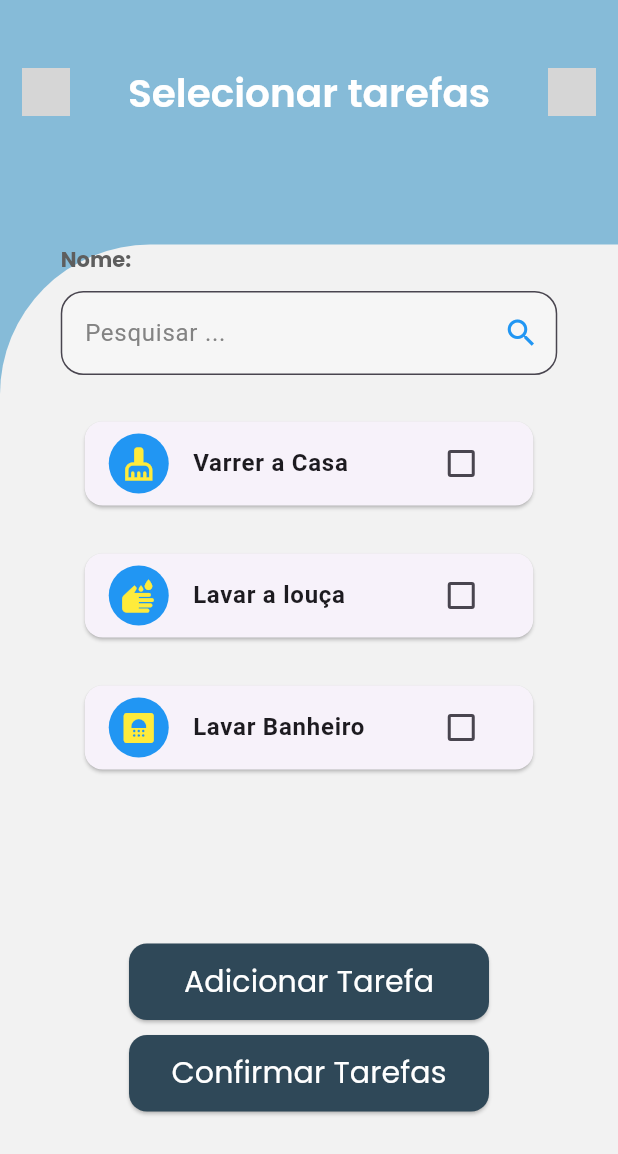
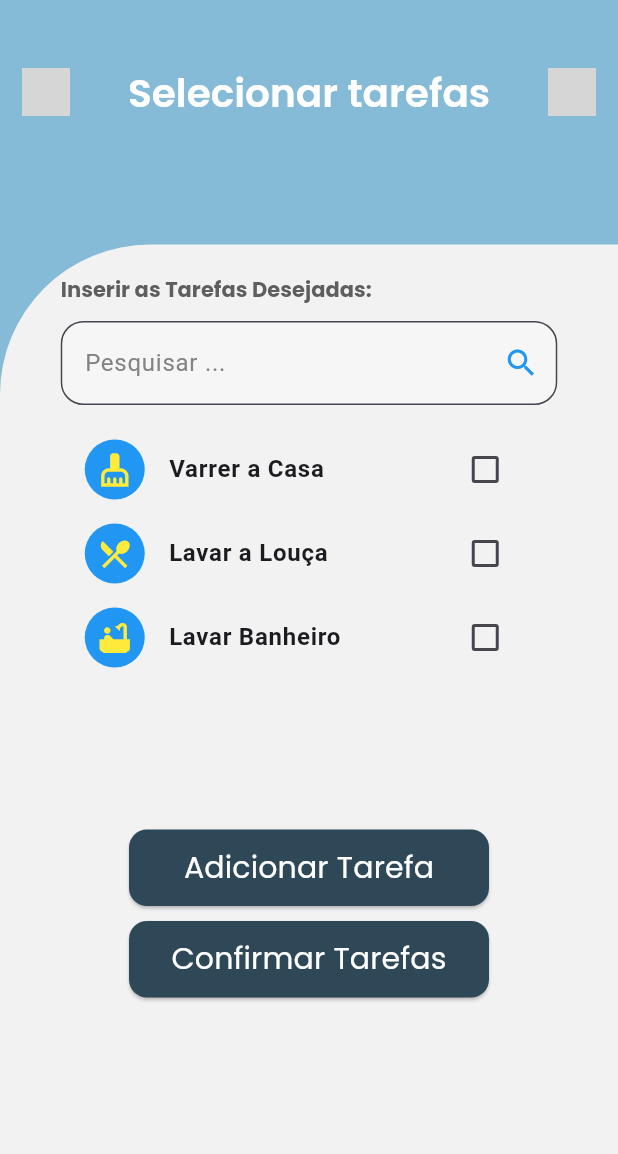
Before and after one commit to CoHabito-Dev/Front, a Flutter app: the SelectTasksScreen screen opened directly, on a phone screen of 412 x 824 dp. Shown: the top 1154 px of the screen. Run offline on Flutter 3.47's test engine with Material 3 defaults, Android fonts, the phone set to English and light mode, and no system bars; project files that could hold a hidden picture were left out; grey boxes are pictures that could not be loaded.

Commit message:
Adicionando modificações realizadas

```diff
--- a/co_habito/lib/components/CardCohabito.dart
+++ b/co_habito/lib/components/CardCohabito.dart
@@ -11,9 +11,11 @@ class CardCohabito extends StatelessWidget {
   Widget build(BuildContext context) {
     return Container(
       width: 362,
-      height: 100,
+      // Removida a altura fixa
       child: Card(
         margin: EdgeInsets.all(16.0),
+        child: Padding( // Adicionando padding para dar mais espaço ao conteúdo
+          padding: const EdgeInsets.all(8.0),
           child: Column(
             mainAxisSize: MainAxisSize.min,
             children: <Widget>[
@@ -35,6 +37,7 @@ class CardCohabito extends StatelessWidget {
             ],
           ),
         ),
+      ),
     );
   }
 }
--- a/co_habito/lib/screens/SelectTasksScreen.dart
+++ b/co_habito/lib/screens/SelectTasksScreen.dart
@@ -15,15 +15,38 @@ import 'package:co_habito/tools/Go.dart';
   import 'package:co_habito/components/CustomImageButton.dart';
   import 'package:flutter/material.dart';
 
-class SelectTasksScreen extends StatelessWidget{
+  class SelectTasksScreen extends StatefulWidget {
+  @override
+  _SelectTasksScreenState createState() => _SelectTasksScreenState();
+}
+
+class _SelectTasksScreenState extends State<SelectTasksScreen> {
+  final List<Task> tasks = [
+    Task(name: 'Varrer a Casa', icon: Icons.cleaning_services),
+    Task(name: 'Lavar a Louça', icon: Icons.local_dining),
+    Task(name: 'Lavar Banheiro', icon: Icons.bathtub),
+  ];
+
+  // Estado dos checkboxes para cada tarefa
+  final Map<String, bool> _checkedTasks = {};
+
+  @override
+  void initState() {
+    super.initState();
+    // Inicializa todas as tarefas como "não marcadas"
+    tasks.forEach((task) {
+      _checkedTasks[task.name] = false;
+    });
+  }
+
   @override
   Widget build(BuildContext context) {
     return Scaffold(
       backgroundColor: AppColors.Carolina_Blue,
       appBar: SmallHeader(
-        before: CustomImageButton(imageUrl: "", onPressed: (){Go.to(CreateCoHabitoScreen(), context);}),
+        before: CustomImageButton(imageUrl: "", onPressed: () { Go.to(CreateCoHabitoScreen(), context); }),
         title: HeaderTitle(title: "Selecionar tarefas", fontSize: 26),
-        after: CustomImageButton(imageUrl: AppIcons.house_lapisLazuli, onPressed: (){Go.to(StartScreen(), context);}),
+        after: CustomImageButton(imageUrl: AppIcons.house_lapisLazuli, onPressed: () { Go.to(StartScreen(), context); }),
       ),
       body: BodyWithSmallHeader(
         child: Center(
@@ -31,23 +54,56 @@ class SelectTasksScreen extends StatelessWidget{
             width: 331,
             child: Column(
               children: [
-                // SizedBox(height: 60,),
-                Align(alignment: Alignment.centerLeft, child: InputLabel(string: "Nome:", fontSize: 14)),
+                SizedBox(height: 20,),
+                Align(
+                  alignment: Alignment.centerLeft,
+                  child: InputLabel(string: "Inserir as Tarefas Desejadas:", fontSize: 14),
+                ),
                 SizedBox(height: 10,),
                 SearchInput(textInputType: TextInputType.text),
                 SizedBox(height: 15,),
-                TaskCard(title: "Varrer a Casa", icon: Icons.cleaning_services),
-                TaskCard(title: "Lavar a louça", icon: Icons.wash),
-                TaskCard(title: "Lavar Banheiro", icon: Icons.bathroom),
+                // Renderizando a lista de tarefas com checkboxes
+                ...tasks.map((task) => ListTile(
+                  leading: CircleAvatar(
+                    backgroundColor: Colors.blue,
+                    child: Icon(task.icon, color: Colors.yellow),
+                  ),
+                  title: Text(task.name, style: TextStyle(fontWeight: FontWeight.bold)),
+                  trailing: Checkbox(
+                    value: _checkedTasks[task.name],
+                    onChanged: (bool? value) {
+                      setState(() {
+                        _checkedTasks[task.name] = value ?? false;
+                      });
+                    },
+                  ),
+                )).toList(),
                 SizedBox(height: 100,),
-                GenericalButton(buttonText: "Adicionar Tarefa", onPressed: (){Go.to(CreateTaskScreen(), context);}),
+                GenericalButton(buttonText: "Adicionar Tarefa", onPressed: () { Go.to(CreateTaskScreen(), context); }),
                 SizedBox(height: 10,),
-                GenericalButton(buttonText: "Confirmar Tarefas", onPressed: (){Go.to(TaskDifficultyScreen(taskTitle: "Varrer a Casa"), context);}),
+                GenericalButton(buttonText: "Confirmar Tarefas", onPressed: () {
+                  // Exemplo de uso do estado das tarefas selecionadas
+                  List<String> selectedTasks = _checkedTasks.entries
+                      .where((entry) => entry.value)
+                      .map((entry) => entry.key)
+                      .toList();
+
+                  if (selectedTasks.isNotEmpty) {
+                    Go.to(TaskDifficultyScreen(taskTitle: selectedTasks.first), context);
+                  }
+                }),
               ],
             ),
-          )
-        )
-      )
+          ),
+        ),
+      ),
     );
   }
 }
+
+class Task {
+  final String name;
+  final IconData icon;
+
+  Task({required this.name, required this.icon});
+}
```
Also changed, not shown: co_habito/lib/components/CardTask.dart (+1 -24 lines), co_habito/pubspec.lock. Lines whose indentation alone changed are shown as unchanged.
